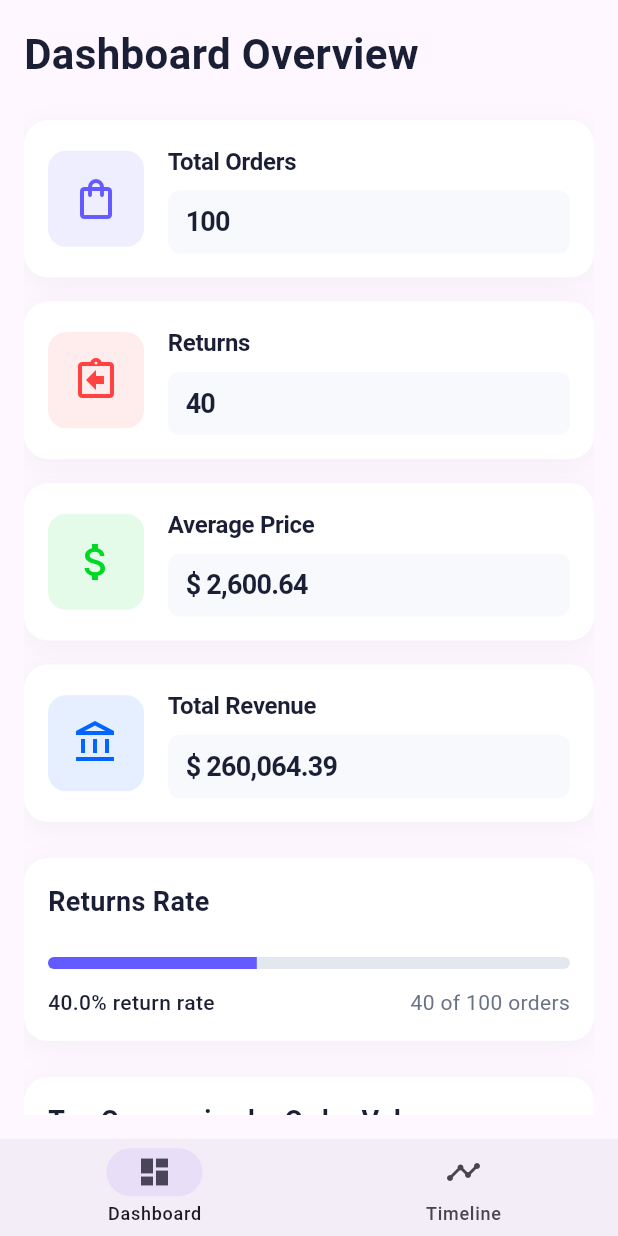
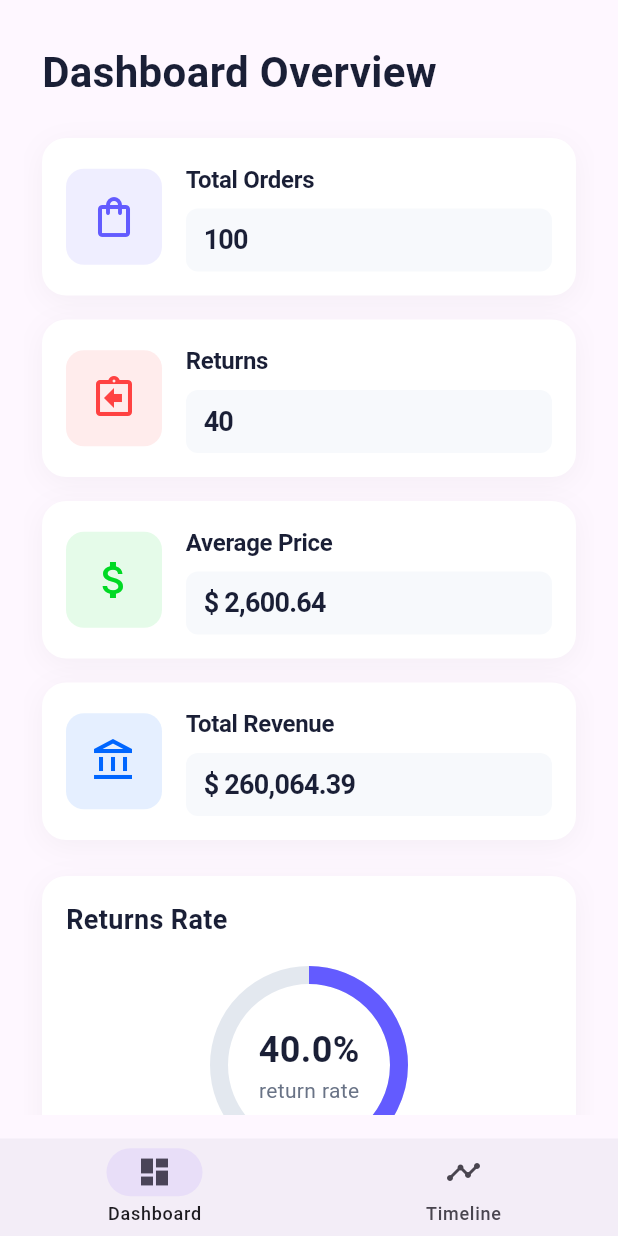
Before and after one commit to muhammadkh242/orders-explorer, a Flutter app: the screen it shows after launch, on a phone screen of 412 x 824 dp. Run offline on Flutter 3.47's test engine with Material 3 defaults, Android fonts, the light colour scheme and no system bars; our stand-ins replace fl_chart, flutter_riverpod, go_router, responsive_framework.

Commit message:
[handle] widgets while screen resizing

```diff
--- a/lib/base/helpers/responsive_helper.dart
+++ b/lib/base/helpers/responsive_helper.dart
@@ -3,8 +3,12 @@ import 'package:responsive_framework/responsive_framework.dart';
 
 extension ResponsiveContext on BuildContext {
   bool get isMobile => ResponsiveBreakpoints.of(this).isMobile;
+
   bool get isTablet => ResponsiveBreakpoints.of(this).isTablet;
+
   bool get isDesktop => ResponsiveBreakpoints.of(this).isDesktop;
+
+  bool get isMinimized => MediaQuery.of(this).size.width < 768;
 
   double get horizontalPadding {
     if (isMobile) return 16;
@@ -18,7 +22,6 @@ extension ResponsiveContext on BuildContext {
     return 32; // desktop
   }
 
-  // Content max width constraints
   double get maxContentWidth {
     if (isMobile) return double.infinity;
     if (isTablet) return 680;
--- /dev/null
+++ b/lib/base/presentation/widgets/screen_title.dart
@@ -0,0 +1,19 @@
+import 'package:flutter/material.dart';
+
+class ScreenTitle extends StatelessWidget {
+  const ScreenTitle({super.key, required this.title});
+
+  final String title;
+
+  @override
+  Widget build(BuildContext context) {
+    return Text(
+      title,
+      style: const TextStyle(
+        fontSize: 28,
+        fontWeight: FontWeight.bold,
+        color: Color(0xFF1A1F36),
+      ),
+    );
+  }
+}
--- a/lib/orders_management/presentation/screens/dashboard_screen.dart
+++ b/lib/orders_management/presentation/screens/dashboard_screen.dart
@@ -3,8 +3,12 @@ import 'package:flutter_riverpod/flutter_riverpod.dart';
 import 'package:orders_explorer/base/domain/entities/base_state.dart';
 import 'package:orders_explorer/base/helpers/context_extension.dart';
 import 'package:orders_explorer/base/helpers/responsive_content_wrapper.dart';
+import 'package:orders_explorer/base/helpers/responsive_helper.dart';
+import 'package:orders_explorer/base/helpers/widget_modifier.dart';
+import 'package:orders_explorer/base/presentation/widgets/screen_title.dart';
 import 'package:orders_explorer/orders_management/domain/entities/dashboard_state.dart';
 import 'package:orders_explorer/orders_management/presentation/view_models/dashboard_viewmodel.dart';
+import 'package:orders_explorer/orders_management/presentation/widgets/dashboard/circular_progress_card.dart';
 import 'package:orders_explorer/orders_management/presentation/widgets/dashboard/linear_progress_card.dart';
 import 'package:orders_explorer/orders_management/presentation/widgets/dashboard/metrics_section.dart';
 import 'package:orders_explorer/orders_management/presentation/widgets/dashboard/top_companies_section.dart';
@@ -20,7 +24,8 @@ class DashboardScreen extends StatefulWidget {
   State<DashboardScreen> createState() => _DashboardScreenState();
 }
 
-class _DashboardScreenState extends State<DashboardScreen> with AutomaticKeepAliveClientMixin{
+class _DashboardScreenState extends State<DashboardScreen>
+    with AutomaticKeepAliveClientMixin {
   final _viewModelProvider =
       StateNotifierProvider<DashboardViewModel, BaseState<DashBoardState>>(
     (ref) => DashboardViewModel(ref.watch(di.getOrdersProvider)),
@@ -54,13 +59,8 @@ class _DashboardScreenState extends State<DashboardScreen> with AutomaticKeepAli
                       child: Column(
                         crossAxisAlignment: CrossAxisAlignment.start,
                         children: [
-                          const Text(
-                            'Dashboard Overview',
-                            style: TextStyle(
-                              fontSize: 28,
-                              fontWeight: FontWeight.bold,
-                              color: Color(0xFF1A1F36),
-                            ),
+                          const ScreenTitle(
+                            title: 'Dashboard Overview',
                           ),
                           const SizedBox(height: 24),
                           Consumer(builder: (_, ref, __) {
@@ -84,10 +84,14 @@ class _DashboardScreenState extends State<DashboardScreen> with AutomaticKeepAli
                               _viewModelProvider
                                   .select((value) => value.data.totalOrders),
                             );
-                            return LinearProgressCard(
-                              returnsCount: returnsCount,
-                              totalOrders: totalOrders,
-                            );
+                            return context.isMinimized
+                                ? CircularProgressCard(
+                                    returnsCount: returnsCount,
+                                    totalOrders: totalOrders)
+                                : LinearProgressCard(
+                                    returnsCount: returnsCount,
+                                    totalOrders: totalOrders,
+                                  );
                           }),
                           const SizedBox(height: 24),
                           Consumer(
@@ -104,7 +108,7 @@ class _DashboardScreenState extends State<DashboardScreen> with AutomaticKeepAli
                             },
                           ),
                         ],
-                      ),
+                      ).paddingAll(12),
                     ),
             );
           },
--- a/lib/orders_management/presentation/screens/timeline_screen.dart
+++ b/lib/orders_management/presentation/screens/timeline_screen.dart
@@ -4,6 +4,7 @@ import 'package:orders_explorer/base/domain/entities/base_state.dart';
 import 'package:orders_explorer/base/helpers/context_extension.dart';
 import 'package:orders_explorer/base/helpers/responsive_content_wrapper.dart';
 import 'package:orders_explorer/base/helpers/widget_modifier.dart';
+import 'package:orders_explorer/base/presentation/widgets/screen_title.dart';
 import 'package:orders_explorer/orders_management/domain/entities/timeline_state.dart';
 import 'package:orders_explorer/orders_management/presentation/view_models/timeline_viewmodel.dart';
 import 'package:orders_explorer/orders_management/presentation/widgets/timeline/active_day_card.dart';
@@ -56,6 +57,8 @@ class _TimelineScreenState extends State<TimelineScreen>
                       child: Column(
                         crossAxisAlignment: CrossAxisAlignment.start,
                         children: [
+                          const ScreenTitle(title: 'Orders Timeline'),
+                          const SizedBox(height: 24),
                           const TimelineHeader(),
                           const SizedBox(height: 24),
                           Consumer(builder: (_, ref, __) {
--- /dev/null
+++ b/lib/orders_management/presentation/widgets/dashboard/circular_progress_card.dart
@@ -0,0 +1,86 @@
+import 'package:flutter/material.dart';
+import 'package:orders_explorer/base/presentation/widgets/shadowed_card.dart';
+
+class CircularProgressCard extends StatelessWidget {
+  const CircularProgressCard({
+    super.key,
+    required this.returnsCount,
+    required this.totalOrders,
+  });
+
+  final int? returnsCount;
+  final int? totalOrders;
+
+  @override
+  Widget build(BuildContext context) {
+    double percentage = 0.0;
+    if ((totalOrders ?? 0) > 0) {
+      percentage = (returnsCount ?? 0) / (totalOrders ?? 1);
+      percentage = percentage.clamp(0.0, 1.0);
+    }
+
+    return ShadowedCard(
+      child: Column(
+        crossAxisAlignment: CrossAxisAlignment.start,
+        children: [
+          const Text(
+            'Returns Rate',
+            style: TextStyle(
+              fontSize: 18,
+              fontWeight: FontWeight.bold,
+              color: Color(0xFF1A1F36),
+            ),
+          ),
+          const SizedBox(height: 24),
+          Center(
+            child: Stack(
+              alignment: Alignment.center,
+              children: [
+                SizedBox(
+                  height: 120,
+                  width: 120,
+                  child: CircularProgressIndicator(
+                    value: percentage,
+                    backgroundColor: const Color(0xFFE3E8EF),
+                    valueColor: const AlwaysStoppedAnimation<Color>(Color(0xFF635BFF)),
+                    strokeWidth: 12,
+                  ),
+                ),
+                Column(
+                  mainAxisSize: MainAxisSize.min,
+                  children: [
+                    Text(
+                      '${(percentage * 100).toStringAsFixed(1)}%',
+                      style: const TextStyle(
+                        fontSize: 24,
+                        fontWeight: FontWeight.bold,
+                        color: Color(0xFF1A1F36),
+                      ),
+                    ),
+                    const Text(
+                      'return rate',
+                      style: TextStyle(
+                        fontSize: 14,
+                        color: Color(0xFF697386),
+                      ),
+                    ),
+                  ],
+                ),
+              ],
+            ),
+          ),
+          const SizedBox(height: 24),
+          Center(
+            child: Text(
+              '${returnsCount ?? 0} of ${totalOrders ?? 0} orders',
+              style: const TextStyle(
+                fontSize: 14,
+                color: Color(0xFF697386),
+              ),
+            ),
+          ),
+        ],
+      ),
+    );
+  }
+}
--- a/lib/orders_management/presentation/widgets/dashboard/metrics_section.dart
+++ b/lib/orders_management/presentation/widgets/dashboard/metrics_section.dart
@@ -1,5 +1,6 @@
 import 'package:flutter/material.dart';
-
+import 'package:orders_explorer/base/helpers/responsive_helper.dart';
+import 'package:responsive_framework/responsive_framework.dart';
 import 'metrics_card.dart';
 
 class MetricsSection extends StatelessWidget {
@@ -21,41 +22,15 @@ class MetricsSection extends StatelessWidget {
     return Column(
       crossAxisAlignment: CrossAxisAlignment.start,
       children: [
-        MetricsCard(
-          icon: Icons.shopping_bag_outlined,
-          value: totalOrders ?? 0.0,
-          title: 'Total Orders',
-          color: const Color(0xFF635BFF),
-        ),
-        const SizedBox(height: 16),
-
-        MetricsCard(
-          icon: Icons.assignment_return_outlined,
-          value: returnsCount ?? 0.0,
-          title: 'Returns',
-          color: const Color(0xFFFF4242),
-        ),
-        const SizedBox(height: 16),
-
-        MetricsCard(
-          icon: Icons.attach_money_outlined,
-          value: averagePrice ?? 0.0,
-          title: 'Average Price',
-          color: const Color(0xFF00D924),
-          currencyFormat: true,
-        ),
-        const SizedBox(height: 16),
-
-        MetricsCard(
-          icon: Icons.account_balance_outlined,
-          value: totalRevenue ?? 0.0,
-          title: 'Total Revenue',
-          color: const Color(0xFF0066FF),
-          currencyFormat: true,
-        ),
-/*        Row(
+        ResponsiveRowColumn(
+          rowSpacing: 16,
+          columnSpacing: 16,
+          layout: context.isMinimized
+              ? ResponsiveRowColumnType.COLUMN
+              : ResponsiveRowColumnType.ROW,
           children: [
-            Expanded(
+            ResponsiveRowColumnItem(
+              rowFlex: 1,
               child: MetricsCard(
                 icon: Icons.shopping_bag_outlined,
                 value: totalOrders ?? 0.0,
@@ -63,8 +38,8 @@ class MetricsSection extends StatelessWidget {
                 color: const Color(0xFF635BFF),
               ),
             ),
-            const SizedBox(width: 16),
-            Expanded(
+            ResponsiveRowColumnItem(
+              rowFlex: 1,
               child: MetricsCard(
                 icon: Icons.assignment_return_outlined,
                 value: returnsCount ?? 0.0,
@@ -75,9 +50,15 @@ class MetricsSection extends StatelessWidget {
           ],
         ),
         const SizedBox(height: 16),
-        Row(
+        ResponsiveRowColumn(
+          rowSpacing: 16,
+          columnSpacing: 16,
+          layout: context.isMinimized
+              ? ResponsiveRowColumnType.COLUMN
+              : ResponsiveRowColumnType.ROW,
           children: [
-            Expanded(
+            ResponsiveRowColumnItem(
+              rowFlex: 1,
               child: MetricsCard(
                 icon: Icons.attach_money_outlined,
                 value: averagePrice ?? 0.0,
@@ -86,8 +67,8 @@ class MetricsSection extends StatelessWidget {
                 currencyFormat: true,
               ),
             ),
-            const SizedBox(width: 16),
-            Expanded(
+            ResponsiveRowColumnItem(
+              rowFlex: 1,
               child: MetricsCard(
                 icon: Icons.account_balance_outlined,
                 value: totalRevenue ?? 0.0,
@@ -97,7 +78,7 @@ class MetricsSection extends StatelessWidget {
               ),
             ),
           ],
-        ),*/
+        ),
       ],
     );
   }
--- a/lib/orders_management/presentation/widgets/timeline/timeline_header.dart
+++ b/lib/orders_management/presentation/widgets/timeline/timeline_header.dart
@@ -6,56 +6,12 @@ class TimelineHeader extends StatelessWidget {
 
   @override
   Widget build(BuildContext context) {
-    return Row(
-      mainAxisAlignment: MainAxisAlignment.spaceBetween,
-      children: [
-        Column(
-          crossAxisAlignment: CrossAxisAlignment.start,
-          children: [
-            const Text(
-              'Orders Timeline',
-              style: TextStyle(
-                fontSize: 24,
-                fontWeight: FontWeight.bold,
-                color: Color(0xFF1A1F36),
-              ),
-            ),
-            const SizedBox(height: 4),
-            Text(
-              'Today: ${DateFormat('MMM dd, yyyy').format(DateTime(2021, 10, 31))}',
-              style: const TextStyle(
-                fontSize: 16,
-                color: Color(0xFF697386),
-              ),
-            ),
-          ],
-        ),
-        PopupMenuButton<String>(
-          icon: const Icon(Icons.more_vert),
-          itemBuilder: (context) => [
-            const PopupMenuItem(
-              value: 'export',
-              child: Row(
-                children: [
-                  Icon(Icons.file_download_outlined),
-                  SizedBox(width: 8),
-                  Text('Export Data'),
-                ],
-              ),
-            ),
-            const PopupMenuItem(
-              value: 'filter',
-              child: Row(
-                children: [
-                  Icon(Icons.filter_list),
-                  SizedBox(width: 8),
-                  Text('Filter'),
-                ],
-              ),
-            ),
-          ],
-        ),
-      ],
+    return Text(
+      'Today: ${DateFormat('MMM dd, yyyy').format(DateTime(2021, 10, 31))}',
+      style: const TextStyle(
+        fontSize: 16,
+        color: Color(0xFF697386),
+      ),
     );
   }
 }
```
